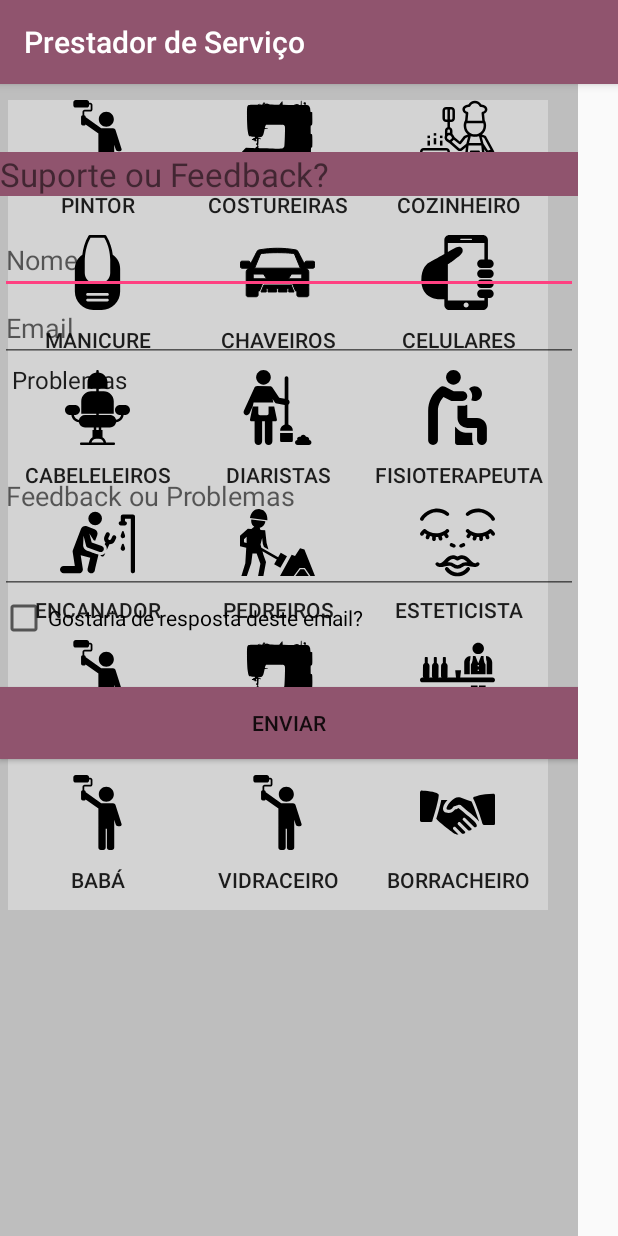
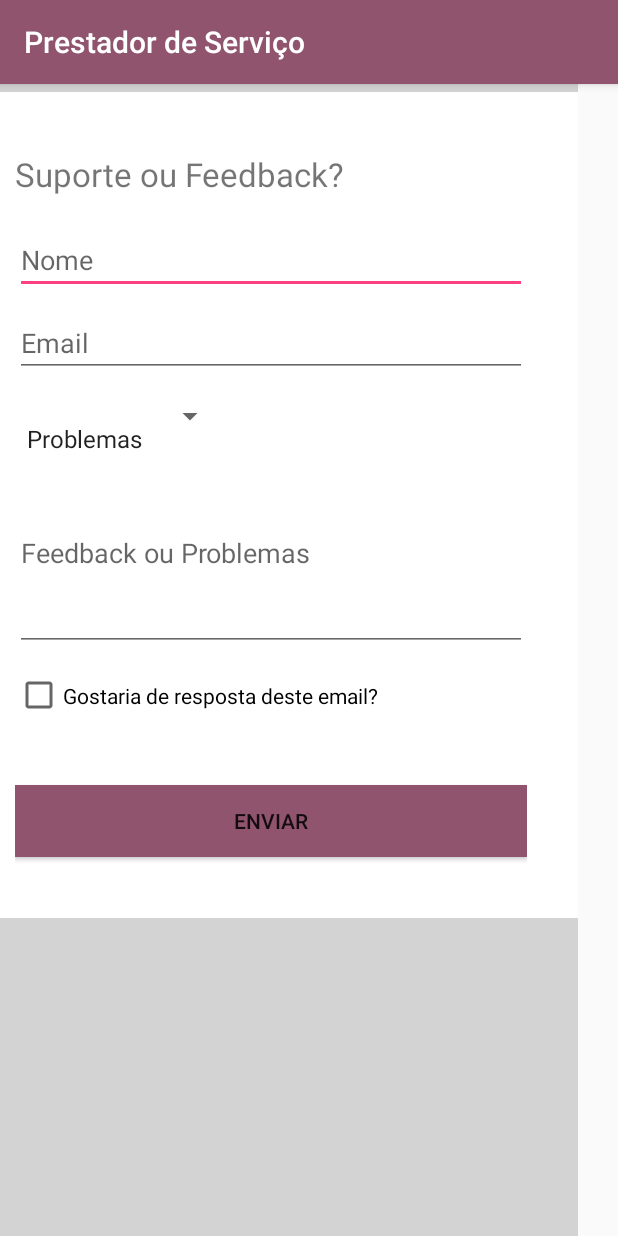
Before and after one commit to ThiagoCesarLopes/prestadorsv, an Android app: the screen it shows after launch (MainActivity), on a phone screen of 412 x 824 dp. Run offline under Robolectric (Android 15) with nearby library versions, the phone set to English and light mode, and no system bars.

Commit message:
'alteração2'

```diff
--- a/app/src/main/res/layout/activity_main.xml
+++ b/app/src/main/res/layout/activity_main.xml
@@ -21,7 +21,7 @@
         android:layout_alignParentStart="true"
         android:layout_alignParentTop="true"
         android:layout_centerHorizontal="true"
-        android:background="#BEBEBE"
+        android:background="#D3D3D3"
         android:fadeScrollbars="true">
 
         <LinearLayout
@@ -39,22 +39,24 @@
             <FrameLayout
                 android:id="@android:id/tabcontent"
                 android:layout_width="match_parent"
-                android:layout_height="wrap_content"
+                android:layout_height="match_parent"
                 android:layout_marginTop="5dp"
                 android:layout_weight="1">
 
                 <LinearLayout
                     android:id="@+id/HOME"
-                    android:layout_width="match_parent"
-                    android:layout_height="wrap_content"
+                    android:layout_width="fill_parent"
+                    android:layout_height="fill_parent"
                     android:layout_margin="5dp"
-                    android:orientation="horizontal">
+                    android:orientation="horizontal"
+                   >
 
                     <LinearLayout
                         android:id="@+id/Principal2"
                         android:layout_width="wrap_content"
                         android:layout_height="match_parent"
-                        android:orientation="vertical">
+                        android:orientation="vertical"
+                        >
 
                         <Button
                             android:id="@+id/btnserviços_pintor"
@@ -115,7 +117,8 @@
                         android:id="@+id/Principal3"
                         android:layout_width="wrap_content"
                         android:layout_height="match_parent"
-                        android:orientation="vertical">
+                        android:orientation="vertical"
+                       >
 
                         <Button
                             android:id="@+id/btnservicos_roupa2"
@@ -176,7 +179,8 @@
                         android:id="@+id/Principal4"
                         android:layout_width="wrap_content"
                         android:layout_height="match_parent"
-                        android:orientation="vertical">
+                        android:orientation="vertical"
+                       >
 
                         <Button
                             android:id="@+id/btnserviços_Cozinheiro"
@@ -233,31 +237,123 @@
                             android:text="Borracheiro" />
                     </LinearLayout>
                 </LinearLayout>
+
+                <ScrollView
+                    android:id="@+id/Prestador"
+                    android:layout_width="match_parent"
+                    android:layout_height="match_parent"
+                    android:background="#ffffff"
+                    android:orientation="vertical"
+                    android:text="Cadastro do Prestador">
+
                     <LinearLayout
-                    android:id="@+id/Prestador"
                         android:layout_width="fill_parent"
                         android:layout_height="fill_parent"
-                    android:text="Cadastro do Prestador"
-                    android:orientation="vertical">
+                        android:orientation="vertical"
+                        android:paddingLeft="10dp"
+                        android:paddingRight="34dp"
+                        android:paddingTop="26dp">
 
+                        <ProgressBar
+                            android:id="@+id/pbbar"
+                            android:layout_width="wrap_content"
+                            android:layout_height="match_parent"
+                            android:layout_centerHorizontal="true"
+                            android:layout_gravity="center"
+                            android:layout_weight="50" />
 
+                        <ImageView
+                            android:layout_width="82dp"
+                            android:layout_height="82dp"
+                            android:layout_gravity="center_horizontal"
+                            android:layout_marginBottom="24dp"
+                            android:src="@drawable/ic_servico" />
+
+                        <!-- Email Label -->
+                        <android.support.design.widget.TextInputLayout
+                            android:layout_width="match_parent"
+                            android:layout_height="wrap_content"
+                            android:layout_marginBottom="8dp"
+                            android:layout_marginTop="8dp">
+
+                            <EditText
+                                android:id="@+id/edtEmail"
+                                android:layout_width="match_parent"
+                                android:layout_height="wrap_content"
+                                android:hint="Email"
+                                android:inputType="textEmailAddress" />
+                        </android.support.design.widget.TextInputLayout>
+
+                        <!-- Password Label -->
+                        <android.support.design.widget.TextInputLayout
+                            android:layout_width="match_parent"
+                            android:layout_height="wrap_content"
+                            android:layout_marginBottom="8dp"
+                            android:layout_marginTop="8dp">
+
+                            <EditText
+                                android:id="@+id/et_password"
+                                android:layout_width="match_parent"
+                                android:layout_height="wrap_content"
+                                android:hint="Password"
+                                android:inputType="textPassword" />
+                        </android.support.design.widget.TextInputLayout>
+
+                        <android.support.v7.widget.AppCompatButton
+                            android:id="@+id/btn_login"
+                            android:layout_width="fill_parent"
+                            android:layout_height="wrap_content"
+                            android:layout_marginBottom="24dp"
+                            android:layout_marginTop="24dp"
+                            android:background="@color/colorPrimary"
+                            android:onClick="btn_Login"
+                            android:padding="12dp"
+                            android:text="Login" />
+
+                        <TextView
+                            android:id="@+id/btn_CadastroNovoPrestador"
+                            android:layout_width="fill_parent"
+                            android:layout_height="wrap_content"
+                            android:layout_marginBottom="24dp"
+                            android:gravity="center"
+                            android:onClick="onclickCadastrarPrestador"
+                            android:text="Não tenho cadastro? Clique aqui"
+                            android:textSize="16dip" />
+
+                        <TextView
+                            android:id="@+id/txtEsqueceuSenha"
+                            android:layout_width="match_parent"
+                            android:layout_height="wrap_content"
+                            android:layout_marginLeft="240dp"
+                            android:layout_weight="50"
+                            android:clickable="true"
+                            android:onClick="onClickesqueceusenhaPrestador"
+                            android:text="Esqueceu a Senha?"
+                            android:textColor="@color/colorPrimary"
+                            android:textSize="14sp"
+                            android:paddingBottom="10dp"
+                            android:textStyle="bold|italic" />
 
                     </LinearLayout>
+                </ScrollView>
+
                 <LinearLayout
                     android:id="@+id/Contato"
                     android:layout_width="match_parent"
                     android:layout_height="match_parent"
-                    android:orientation="vertical">
+                    android:background="#ffffff"
+                    android:orientation="vertical"
+                    android:paddingLeft="10dp"
+                    android:paddingRight="34dp">
 
                     <TextView
                         android:id="@+id/TextViewTitle"
                         android:layout_width="match_parent"
                         android:layout_height="wrap_content"
-                                android:background="@color/colorPrimary"
                         android:layout_marginTop="40dp"
+                        android:background="#ffffff"
                         android:text="Suporte ou Feedback?"
                         android:textSize="10pt"></TextView>
-
 
                     <EditText
                         android:id="@+id/EditTextName"
@@ -271,6 +367,7 @@
                         android:id="@+id/EditTextEmail"
                         android:layout_width="fill_parent"
                         android:layout_height="wrap_content"
+                        android:paddingTop="20dp"
                         android:hint="@string/feedbackemail"
                         android:inputType="textEmailAddress"></EditText>
 
@@ -278,6 +375,7 @@
                         android:id="@+id/SpinnerFeedbackType"
                         android:layout_width="wrap_content"
                         android:layout_height="wrap_content"
+                        android:paddingTop="30dp"
                         android:entries="@array/feedbacktypelist"
                         android:prompt="@string/feedbacktype"></Spinner>
 
@@ -293,16 +391,21 @@
                         android:id="@+id/CheckBoxResponse"
                         android:layout_width="fill_parent"
                         android:layout_height="wrap_content"
+                        android:paddingTop="20dp"
+                        android:paddingBottom="20dp"
                         android:text="@string/feedbackresponse"></CheckBox>
 
                     <Button
                         android:id="@+id/ButtonSendFeedback"
-                                android:layout_width="match_parent"
+                        android:layout_width="fill_parent"
                         android:layout_height="wrap_content"
                         android:layout_marginTop="30dp"
                         android:background="@color/colorPrimary"
                         android:onClick="sendFeedback"
+                        android:layout_marginBottom="20dp"
+                        android:gravity="center"
                         android:text="@string/feedbackbutton"
+
                         android:theme="@style/Base.Widget.AppCompat.ButtonBar.AlertDialog"></Button>
 
 
```
Also changed, not shown: app/src/main/java/br/com/appanunciobairro/bairroanuncio/ItemDetailFragment.java (deleted, +0 -93 lines), app/src/main/java/br/com/appanunciobairro/bairroanuncio/MainActivity.java (+11 -6 lines), app/src/main/java/br/com/appanunciobairro/bairroanuncio/ServiceAreaRestrict.java (added, +99 -0 lines), app/src/main/res/layout/area_user.xml (+4 -15 lines). Lines whose indentation alone changed are shown as unchanged.
